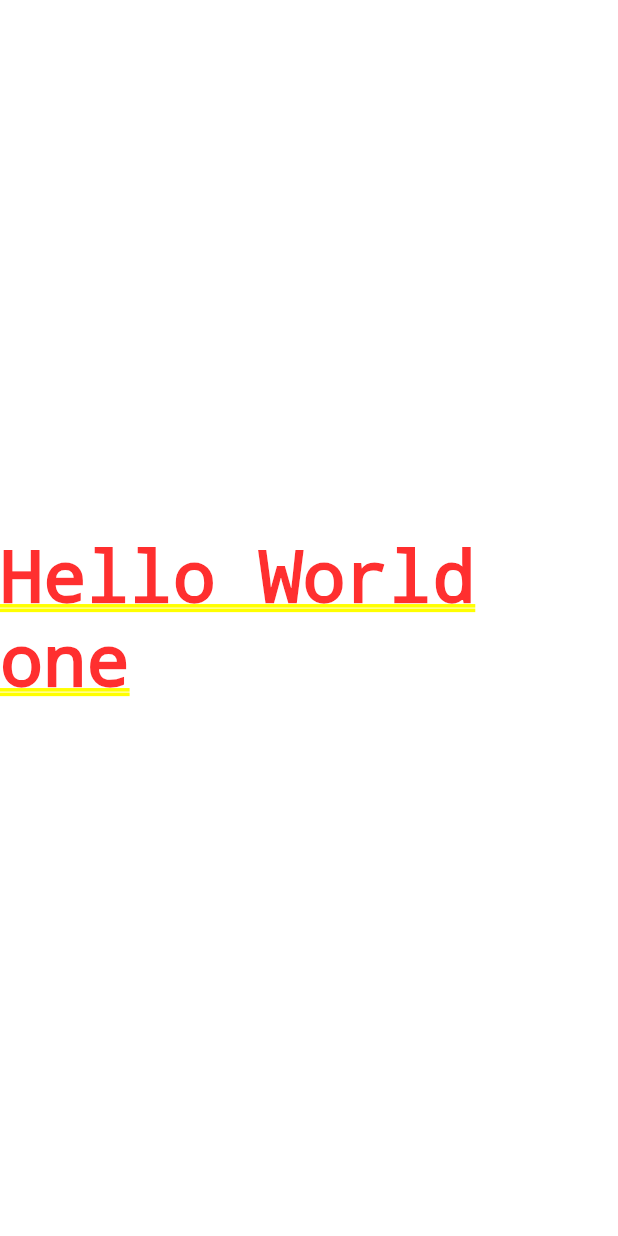
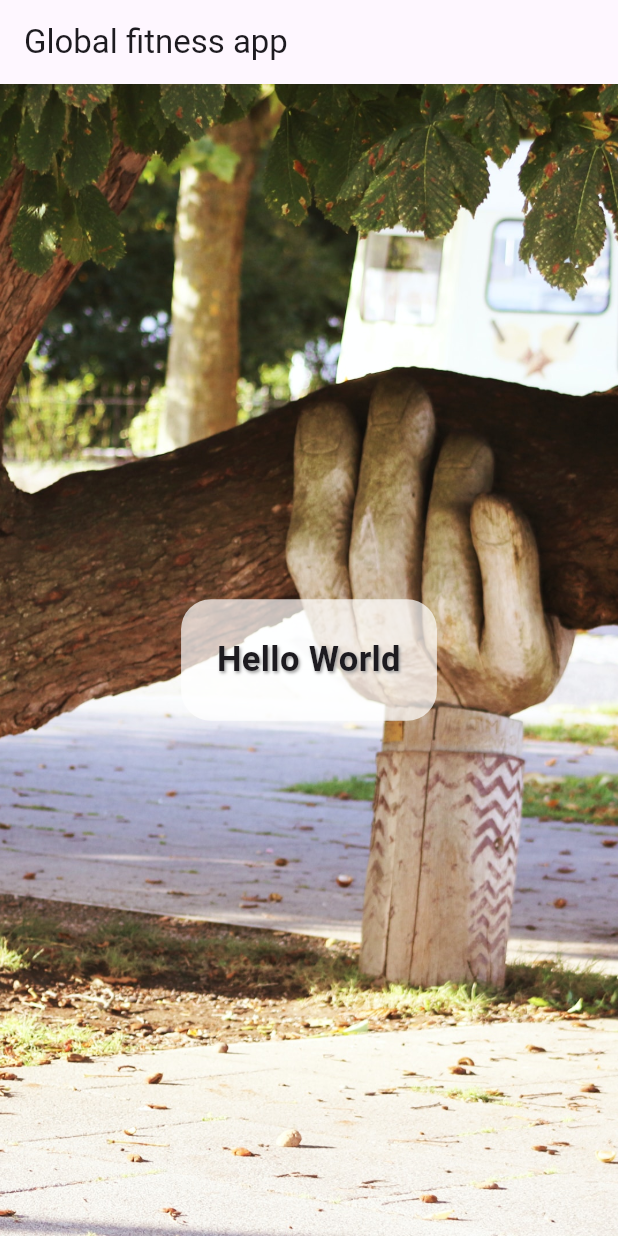
Before and after one commit to mohameddhameem/hellow_world_flutter_application, a Flutter app: the screen it shows after launch, on a phone screen of 412 x 824 dp. Run offline on Flutter 3.47's test engine with Material 3 defaults, Android fonts, the light colour scheme and no system bars.

Commit message:
For demo only purpose

```diff
--- a/lib/main.dart
+++ b/lib/main.dart
@@ -1,21 +1,15 @@
+// Create a basic app with Scaffold
 import 'package:flutter/material.dart';
+import 'package:hellow_world_flutter_application/screens/intro_screen.dart';
 
 void main() {
-  runApp(GlobeApp());
+  runApp(MyApp());
 }
 
-class GlobeApp extends StatelessWidget {
-  const GlobeApp({Key? key}) : super(key: key);
-
+class MyApp extends StatelessWidget {
   @override
   Widget build(BuildContext context) {
     return MaterialApp(
-        title: 'Globe App',
-        theme: ThemeData(
-          primarySwatch: Colors.blue,
-        ),
-        home: Center(
-          child: Text('Hello World one'),
-        ));
+        theme: ThemeData(primarySwatch: Colors.blueGrey), home: IntroScreen());
   }
 }
--- /dev/null
+++ b/lib/screens/intro_screen.dart
@@ -0,0 +1,41 @@
+import 'package:flutter/material.dart';
+
+class IntroScreen extends StatelessWidget {
+  const IntroScreen({super.key});
+
+  @override
+  Widget build(BuildContext context) {
+    return Scaffold(
+      appBar: AppBar(title: const Text('Global fitness app')),
+      body: Container(
+        decoration: const BoxDecoration(
+          image: DecorationImage(
+            image: AssetImage('assets/images/img.jpg'),
+            fit: BoxFit.cover,
+          ),
+        ),
+        child: Center(
+            child: Container(
+                padding: const EdgeInsets.all(24),
+                decoration: BoxDecoration(
+                  color: Colors.white70,
+                  borderRadius: BorderRadius.circular(20),
+                ),
+                child: const Text(
+                  'Hello World',
+                  textAlign: TextAlign.center,
+                  style: TextStyle(
+                      fontSize: 23,
+                      fontWeight: FontWeight.bold,
+                      shadows: [
+                        Shadow(
+                          blurRadius: 2.0,
+                          color: Colors.grey,
+                          offset: Offset(1.0, 1.0),
+                        ),
+                      ]),
+                ))),
+      ),
+    );
+  }
+}
--- a/pubspec.yaml
+++ b/pubspec.yaml
@@ -59,8 +59,8 @@ flutter:
   uses-material-design: true
 
   # To add assets to your application, add an assets section, like this:
-  # assets:
-  #   - images/a_dot_burr.jpeg
+  assets:
+    - assets/images/
   #   - images/a_dot_ham.jpeg
 
   # An image asset can refer to one or more resolution-specific "variants", see
```
Also changed, not shown: assets/images/img.jpg (added).
